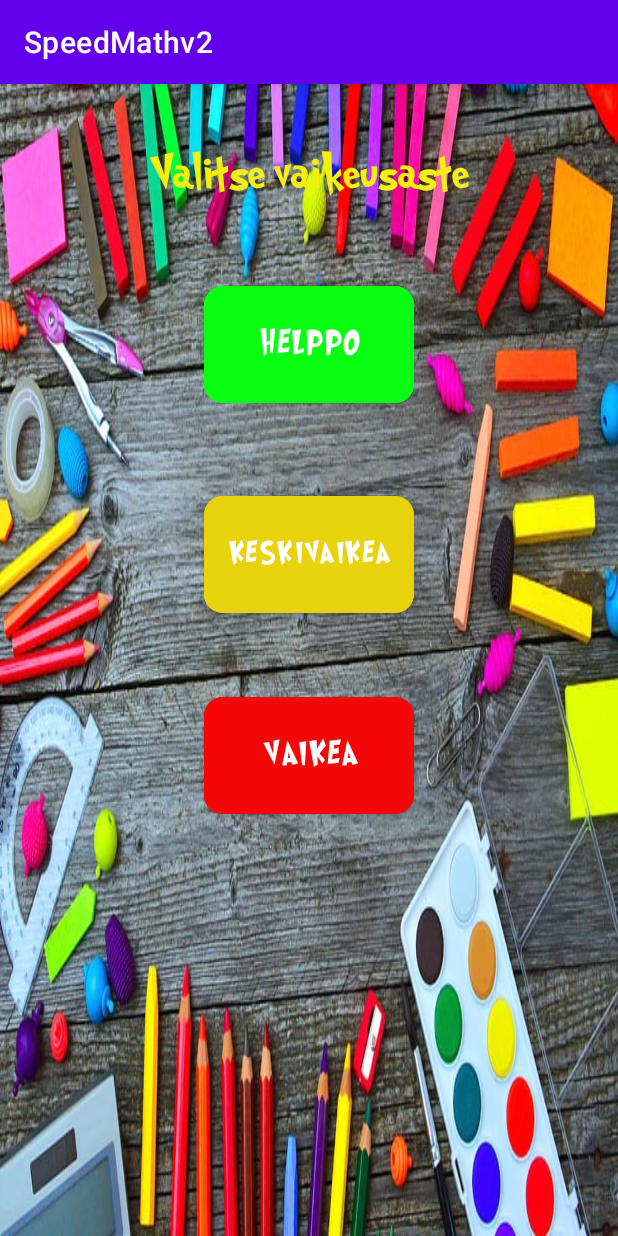
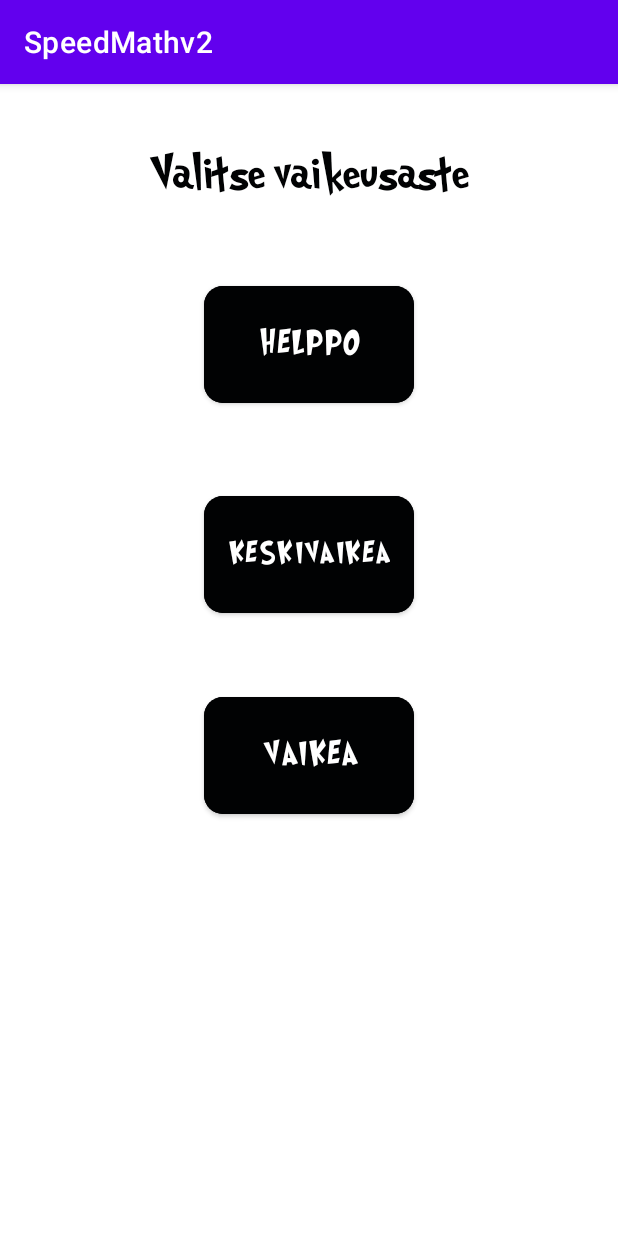
Before and after one commit to PeteSippala/Mobiilikehityspro22, an Android app: the MainActivity screen opened directly, with no data from a screen before it, on a phone screen of 412 x 824 dp. Run offline under Robolectric (Android 15) with nearby library versions, the phone set to English and light mode, and no system bars; Roboto replaces fonts that are not available here.

Commit message:
Visual changes

```diff
--- a/app/src/main/res/layout/activity_main.xml
+++ b/app/src/main/res/layout/activity_main.xml
@@ -4,7 +4,6 @@
     xmlns:tools="http://schemas.android.com/tools"
     android:layout_width="match_parent"
     android:layout_height="match_parent"
-    android:background="@drawable/schoolkids"
     tools:context=".LoginActivity">
 
     <TextView
@@ -14,7 +13,7 @@
         android:layout_marginTop="44dp"
         android:fontFamily="@font/grinchedregular"
         android:text="Valitse vaikeusaste"
-        android:textColor="#F3EF0F"
+        android:textColor="#010203"
         android:textSize="30sp"
         app:layout_constraintEnd_toEndOf="parent"
         app:layout_constraintStart_toStartOf="parent"
@@ -25,7 +24,7 @@
         android:layout_width="140dp"
         android:layout_height="90dp"
         android:layout_marginTop="50dp"
-        android:backgroundTint="#08FF12"
+        android:backgroundTint="#010203"
         android:fontFamily="@font/grinchedregular"
         android:text="Helppo"
         android:textSize="20sp"
@@ -39,7 +38,7 @@
         android:layout_width="140dp"
         android:layout_height="90dp"
         android:layout_marginTop="50dp"
-        android:backgroundTint="#E8D20C"
+        android:backgroundTint="#010203"
         android:fontFamily="@font/grinchedregular"
         android:text="Keskivaikea"
         android:textSize="18sp"
@@ -53,7 +52,7 @@
         android:layout_width="140dp"
         android:layout_height="90dp"
         android:layout_marginTop="44dp"
-        android:backgroundTint="#F60707"
+        android:backgroundTint="#010203"
         android:fontFamily="@font/grinchedregular"
         android:text="Vaikea"
         android:textSize="20sp"
```
Also changed, not shown: app/src/main/res/drawable/schoolkids.jpg (deleted).
